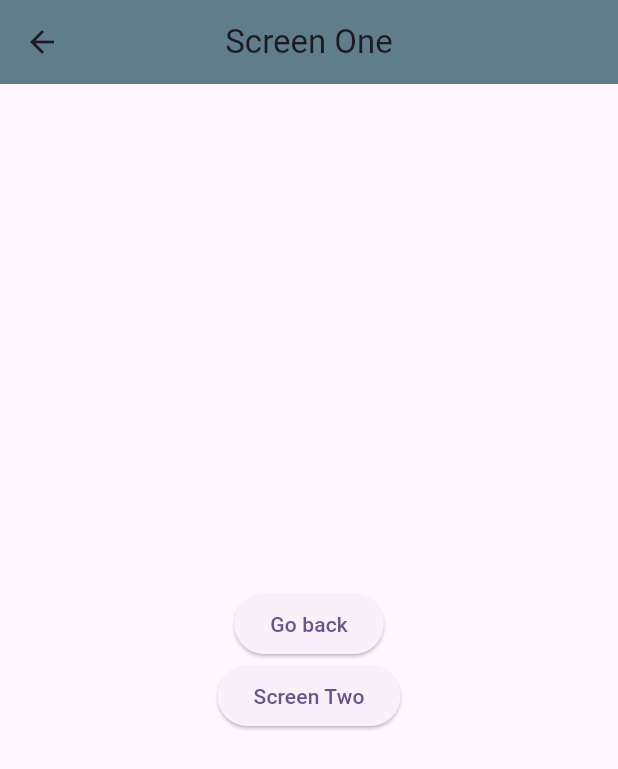
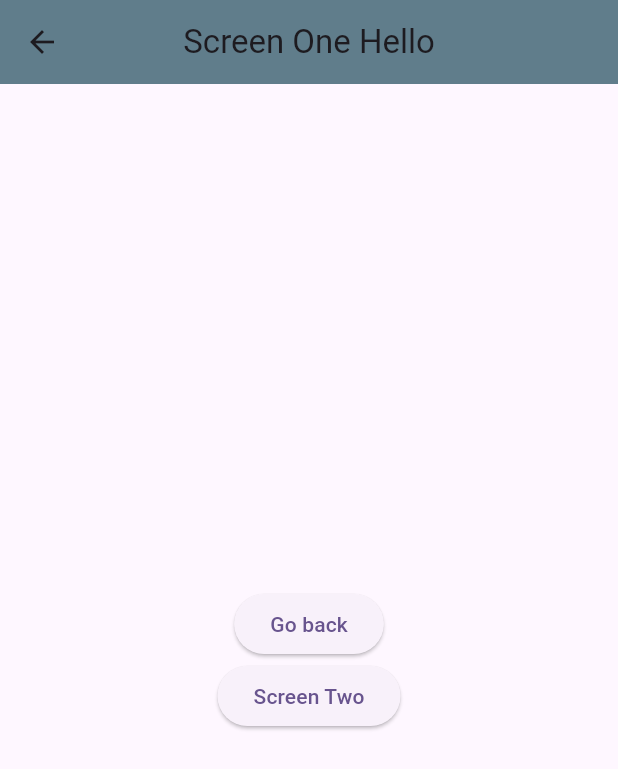
Before and after one commit to a4-asim/flutter_getx, a Flutter app: the screen it shows after launch, after a tap on "Go to Screen One", on a phone screen of 412 x 824 dp. Shown: the top 769 px of the screen. Run offline on Flutter 3.47's test engine with Material 3 defaults, Android fonts, the phone set to English and light mode, and no system bars; our stand-ins replace get.

Commit message:
Passing variable from one screen to other

```diff
--- a/lib/home_screen.dart
+++ b/lib/home_screen.dart
@@ -76,7 +76,7 @@ class _HomeScreenState extends State<HomeScreen> {
           ),
           ElevatedButton(
             onPressed: () {
-              Get.to(const ScreenOne());
+              Get.to(const ScreenOne(name: 'Hello',));
             },
             child: const Text('Go to Screen One'),
           ),
--- a/lib/screen_one.dart
+++ b/lib/screen_one.dart
@@ -3,7 +3,8 @@ import 'package:flutter_getx/screen_two.dart';
 import 'package:get/get.dart';
 
 class ScreenOne extends StatefulWidget {
-  const ScreenOne({super.key});
+  final String name;
+  const ScreenOne({super.key, this.name = ''});
 
   @override
   State<ScreenOne> createState() => _ScreenOneState();
@@ -14,7 +15,7 @@ class _ScreenOneState extends State<ScreenOne> {
   Widget build(BuildContext context) {
     return Scaffold(
       appBar: AppBar(
-        title: Text('Screen One'),
+        title: Text('Screen One ${widget.name}'),
         backgroundColor: Colors.blueGrey,
         centerTitle: true,
       ),
--- a/lib/screen_two.dart
+++ b/lib/screen_two.dart
@@ -13,7 +13,7 @@ class _ScreenTwoState extends State<ScreenTwo> {
   Widget build(BuildContext context) {
     return Scaffold(
       appBar: AppBar(
-        title: Text('Screen Two'),
+        title: const Text('Screen Two'),
         backgroundColor: Colors.blueGrey,
         centerTitle: true,
       ),
```
